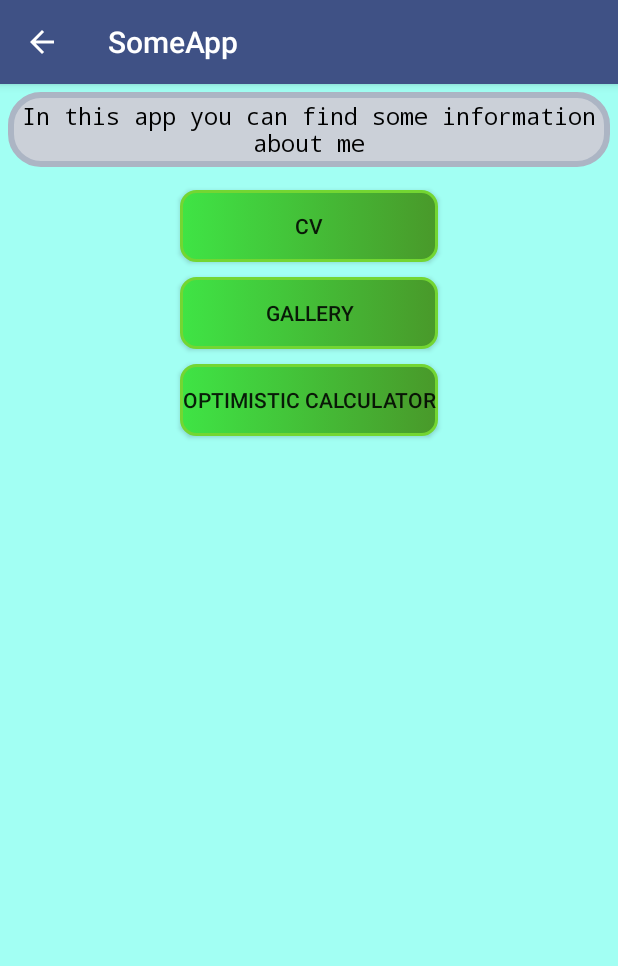
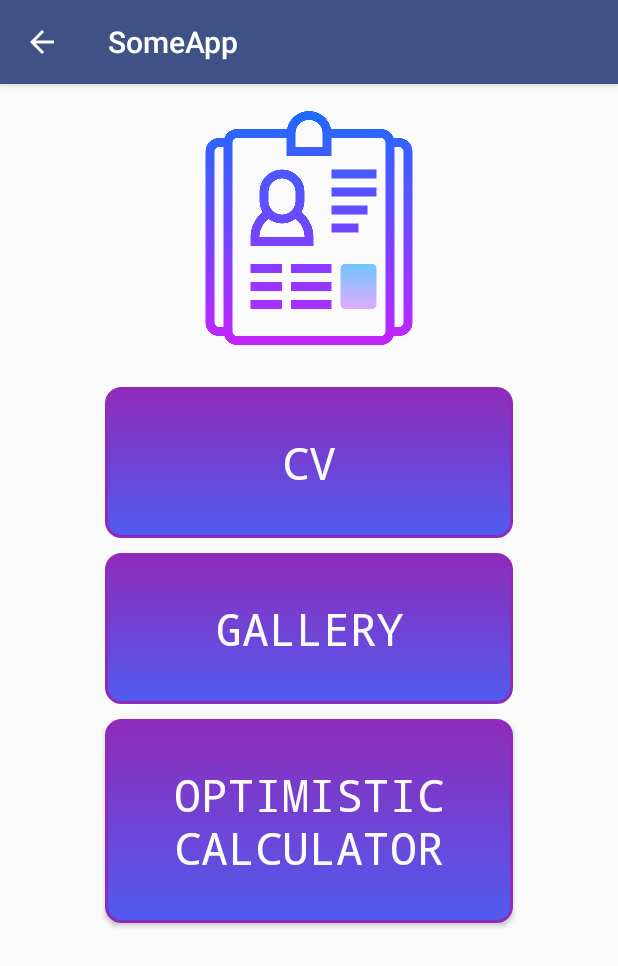
Before and after one commit to ihorstepura/SomeApp, an Android app: the SecondActivity screen opened directly, with no data from a screen before it, on a phone screen of 412 x 824 dp. Shown: the top 966 px of the screen. Run offline under Robolectric (Android 15) with nearby library versions, the phone set to English and light mode, and no system bars.

Commit message:
GitHub test

```diff
--- a/app/src/main/java/com/example/ihorstepura/someapp/MainActivity.java
+++ b/app/src/main/java/com/example/ihorstepura/someapp/MainActivity.java
@@ -31,7 +31,7 @@ public class MainActivity extends AppCompatActivity {
         String str_2 = editText2.getText().toString();
 
         if (str_1.equals("") || str_2.equals("")) {
-            Toast.makeText(getApplicationContext(), "Some field id empty", Toast.LENGTH_LONG).show();
+            Toast.makeText(getApplicationContext(), "Some field is empty", Toast.LENGTH_LONG).show();
         } else if (!str_1.equals(login)) {
             Toast.makeText(getApplicationContext(), "Incorrect login", Toast.LENGTH_LONG).show();
         } else if (!str_2.equals(password)) {
--- a/app/src/main/java/com/example/ihorstepura/someapp/SecondActivity.java
+++ b/app/src/main/java/com/example/ihorstepura/someapp/SecondActivity.java
@@ -1,14 +1,30 @@
 package com.example.ihorstepura.someapp;
 
+import android.graphics.Color;
 import android.os.Bundle;
 import android.support.annotation.Nullable;
 import android.support.v7.app.AppCompatActivity;
+import android.view.View;
 import android.widget.Button;
+import android.widget.TextView;
 
 public class SecondActivity extends AppCompatActivity {
 
     private Button button_1;
     private Button button_2;
+    private TextView view;
+
+    View.OnClickListener btnClickListener = new View.OnClickListener() {
+        @Override
+        public void onClick(View v) {
+        }
+    };
+
+    View.OnClickListener btnClickListener2 = new View.OnClickListener() {
+        @Override
+        public void onClick(View v) {
+        }
+    };
 
     @Override
     protected void onCreate(@Nullable Bundle savedInstanceState) {
@@ -16,6 +32,10 @@ public class SecondActivity extends AppCompatActivity {
 
         setContentView(R.layout.activity_second);
 
+        button_1 = findViewById(R.id.btn_1_second);
+        button_1.setOnClickListener(btnClickListener);
+
+        button_2 = findViewById(R.id.btn_2_second);
+        button_2.setOnClickListener(btnClickListener2);
     }
-
 }
--- a/app/src/main/res/drawable/button_second.xml
+++ b/app/src/main/res/drawable/button_second.xml
@@ -17,8 +17,8 @@
     <item>
         <shape android:shape="rectangle"  >
             <corners android:radius="10dip" />
-            <stroke android:width="2dip" android:color="#73d632" />
-            <gradient android:angle="180" android:startColor="#49992a" android:endColor="#3fe445" />
+            <stroke android:width="2dip" android:color="#8f2bba" />
+            <gradient android:angle="90" android:startColor="#515bef" android:endColor="#8f2bba" />
         </shape>
     </item>
 </selector>
--- a/app/src/main/res/layout/activity_main.xml
+++ b/app/src/main/res/layout/activity_main.xml
@@ -50,7 +50,7 @@
             android:hint="@string/e_mail"
             android:inputType="textEmailAddress"
             android:padding="10sp"
-            android:textColor="@color/colorWhite" />
+            android:textColor="@color/colorAccent" />
 
         <EditText
             android:id="@+id/et_2_main"
@@ -63,7 +63,7 @@
             android:hint="@string/password"
             android:inputType="textPassword"
             android:padding="10sp"
-            android:textColor="@color/colorWhite" />
+            android:textColor="@color/colorAccent" />
 
         <Button
             android:id="@+id/btn_1_main"
--- a/app/src/main/res/layout/activity_second.xml
+++ b/app/src/main/res/layout/activity_second.xml
@@ -1,50 +1,73 @@
 <?xml version="1.0" encoding="utf-8"?>
 <LinearLayout xmlns:android="http://schemas.android.com/apk/res/android"
+    xmlns:app="http://schemas.android.com/apk/res-auto"
     android:layout_width="match_parent"
     android:layout_height="match_parent"
-    android:orientation="vertical"
-    android:background="@color/colorTurquoise">
+    android:background="@color/colorWhite"
+    android:orientation="vertical">
 
-    <TextView
-        android:id="@+id/tv_1_second"
+    <LinearLayout
         android:layout_width="match_parent"
+        android:layout_height="match_parent"
+        android:layout_weight="3"
+        >
+
+        <ImageView
+            android:id="@+id/imageView2"
+            android:layout_width="wrap_content"
             android:layout_height="wrap_content"
-        android:layout_margin="5sp"
-        android:background="@drawable/fields"
-        android:fontFamily="monospace"
-        android:gravity="center"
-        android:padding="5sp"
-        android:text="@string/information"
-        android:textColor="@android:color/background_dark"
-        android:textSize="15sp" />
+            android:layout_weight="1"
+            app:srcCompat="@drawable/resume"
+            />
+    </LinearLayout>
+
+    <LinearLayout
+        android:layout_width="match_parent"
+        android:layout_height="match_parent"
+        android:layout_weight="1"
+        android:orientation="vertical">
 
         <Button
             android:id="@+id/btn_1_second"
             android:layout_width="match_parent"
             android:layout_height="wrap_content"
+            android:layout_marginLeft="70sp"
+            android:layout_marginTop="10sp"
+            android:layout_marginRight="70sp"
+            android:background="@drawable/button_second"
+            android:fontFamily="monospace"
+            android:padding="30sp"
             android:text="CV"
-        android:layout_marginLeft="120sp"
-        android:layout_marginRight="120sp"
-        android:layout_marginTop="10sp"
-        android:background="@drawable/button_second"/>
+            android:textSize="30dp"
+            android:textColor="@color/colorWhite"/>
 
         <Button
             android:id="@+id/btn_2_second"
             android:layout_width="match_parent"
             android:layout_height="wrap_content"
+            android:layout_marginLeft="70sp"
+            android:layout_marginTop="10sp"
+            android:layout_marginRight="70sp"
+            android:background="@drawable/button_second"
+            android:fontFamily="monospace"
+            android:padding="30sp"
             android:text="Gallery"
-        android:layout_marginLeft="120sp"
-        android:layout_marginRight="120sp"
-        android:layout_marginTop="10sp"
-        android:background="@drawable/button_second"/>
+            android:textSize="30dp"
+            android:textColor="@color/colorWhite"/>
 
         <Button
             android:id="@+id/btn_3_second"
             android:layout_width="match_parent"
             android:layout_height="wrap_content"
-        android:layout_marginLeft="120sp"
+            android:layout_marginLeft="70sp"
             android:layout_marginTop="10sp"
-        android:layout_marginRight="120sp"
+            android:layout_marginRight="70sp"
             android:background="@drawable/button_second"
-        android:text="Optimistic calculator" />
+            android:fontFamily="monospace"
+            android:padding="30sp"
+            android:text="Optimistic calculator"
+            android:textSize="30dp"
+            android:textColor="@color/colorWhite"/>
     </LinearLayout>
+
+</LinearLayout>
```
Also changed, not shown: app/src/main/res/drawable/resume.png (added). Lines whose indentation alone changed are shown as unchanged.
